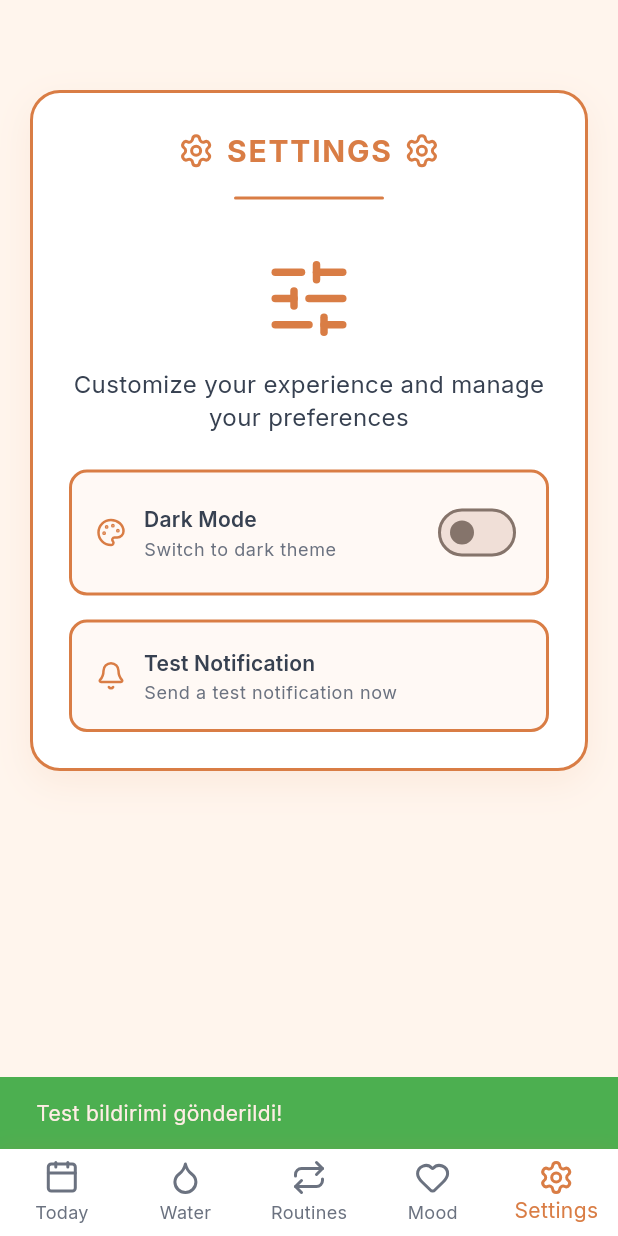
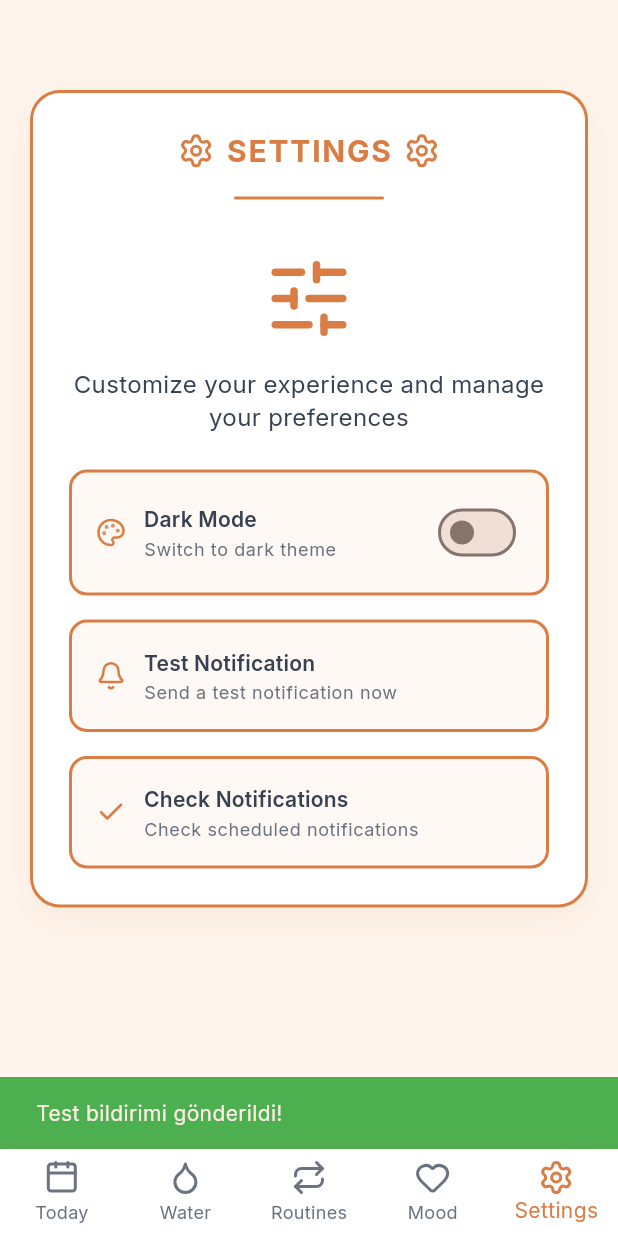
Before and after one commit to yigitalisonmez/me_hub, a Flutter app: the screen it shows after launch, item 5 of the bottom bar chosen, after a tap on "Test Notification", on a phone screen of 412 x 824 dp. Run offline on Flutter 3.47's test engine with Material 3 defaults, Android fonts, the phone set to English and light mode, and no system bars; our stand-ins replace flutter_local_notifications, flutter_svg, google_fonts, hive, hive_flutter, lottie and 4 more; accounts and stored records are empty; network calls fail.

Commit message:
add notifications fully functional

```diff
--- a/lib/features/routines/presentation/utils/routine_dialogs.dart
+++ b/lib/features/routines/presentation/utils/routine_dialogs.dart
@@ -53,7 +53,7 @@ class RoutineDialogs {
     if (confirmed == true) {
       final provider = context.read<RoutinesProvider>();
       try {
-        await provider.deleteRoutine(routine.id);
+      await provider.deleteRoutine(routine.id);
         if (context.mounted) {
           ScaffoldMessenger.of(context).showSnackBar(
             SnackBar(
--- a/lib/features/water/presentation/pages/water_page.dart
+++ b/lib/features/water/presentation/pages/water_page.dart
@@ -827,6 +827,8 @@ class _AnimatedStatCardState extends State<_AnimatedStatCard>
       ),
     );
     _previousValue = widget.value;
+    // İlk render'da animasyonu başlat
+    _controller.forward();
   }
 
   @override
--- a/lib/main.dart
+++ b/lib/main.dart
@@ -1,3 +1,4 @@
+import 'package:flutter/foundation.dart';
 import 'package:flutter/material.dart';
 import 'package:hive_flutter/hive_flutter.dart';
 import 'package:provider/provider.dart';
@@ -185,7 +186,24 @@ class _HomePageState extends State<HomePage> {
     _pageController = PageController(initialPage: _currentIndex);
     WidgetsBinding.instance.addPostFrameCallback((_) {
       context.read<TodoProvider>().loadTodayTodos();
+      // Uygulama açıldığında rutinleri yükle ve bildirimleri yeniden zamanla
+      _rescheduleNotifications();
     });
+  }
+
+  Future<void> _rescheduleNotifications() async {
+    try {
+      final routinesProvider = context.read<RoutinesProvider>();
+      await routinesProvider.loadRoutines();
+      final routines = routinesProvider.routines;
+      if (routines.isNotEmpty) {
+        await NotificationService().rescheduleAllRoutineNotifications(routines);
+        // Debug: Zamanlanmış bildirimleri kontrol et
+        await NotificationService().checkPendingNotifications();
+      }
+    } catch (e) {
+      debugPrint('Bildirimleri yeniden zamanlama hatası: $e');
+    }
   }
 
   @override
@@ -512,6 +530,72 @@ class _HomePageState extends State<HomePage> {
               ),
             ),
           ),
+          const SizedBox(height: 16),
+          // Check Pending Notifications Button
+          Container(
+            padding: const EdgeInsets.all(16),
+            decoration: BoxDecoration(
+              color: themeProvider.surfaceColor,
+              borderRadius: BorderRadius.circular(12),
+              border: Border.all(color: themeProvider.borderColor, width: 2),
+            ),
+            child: InkWell(
+              onTap: () async {
+                try {
+                  await NotificationService().checkPendingNotifications();
+                  if (context.mounted) {
+                    ScaffoldMessenger.of(context).showSnackBar(
+                      SnackBar(
+                        content: const Text('Bildirimler kontrol edildi! Console loglarına bakın.'),
+                        backgroundColor: Colors.blue,
+                        duration: const Duration(seconds: 3),
+                      ),
+                    );
+                  }
+                } catch (e) {
+                  if (context.mounted) {
+                    ScaffoldMessenger.of(context).showSnackBar(
+                      SnackBar(
+                        content: Text('Hata: ${e.toString()}'),
+                        backgroundColor: Colors.red,
+                        duration: const Duration(seconds: 3),
+                      ),
+                    );
+                  }
+                }
+              },
+              borderRadius: BorderRadius.circular(12),
+              child: Row(
+                children: [
+                  Icon(
+                    LucideIcons.check,
+                    color: themeProvider.primaryColor,
+                    size: 20,
+                  ),
+                  const SizedBox(width: 12),
+                  Column(
+                    crossAxisAlignment: CrossAxisAlignment.start,
+                    children: [
+                      Text(
+                        'Check Notifications',
+                        style: theme.textTheme.titleMedium?.copyWith(
+                          color: themeProvider.textPrimary,
+                          fontWeight: FontWeight.w600,
+                        ),
+                      ),
+                      const SizedBox(height: 2),
+                      Text(
+                        'Check scheduled notifications',
+                        style: theme.textTheme.bodySmall?.copyWith(
+                          color: themeProvider.textSecondary,
+                        ),
+                      ),
+                    ],
+                  ),
+                ],
+              ),
+            ),
+          ),
         ],
       ),
     );
```
Also changed, not shown: lib/core/services/notification_service.dart (+129 -81 lines), lib/features/routines/presentation/pages/create_routine_page.dart (indentation only), lib/features/routines/presentation/pages/routines_page.dart (indentation only), lib/features/routines/presentation/providers/routines_provider.dart (indentation only), pubspec.yaml (line endings or trailing spaces), 2 other files.
